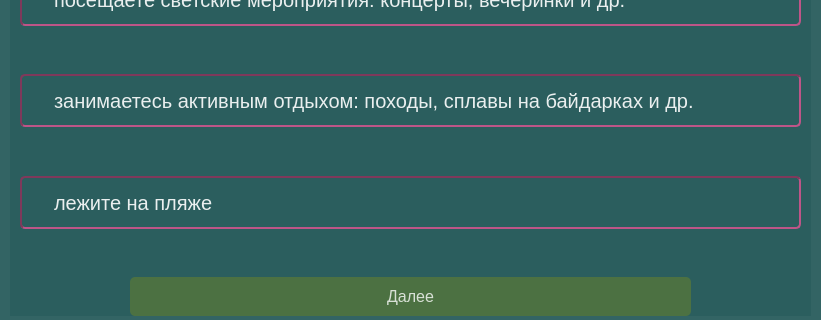
This is forms/test9.ui in PolinaBack/MyMap as Qt 5 draws it before an edit; both pictures show x 0 to 821 and y 225 to 545 of the 821 by 545 pixel window. The edited form follows.
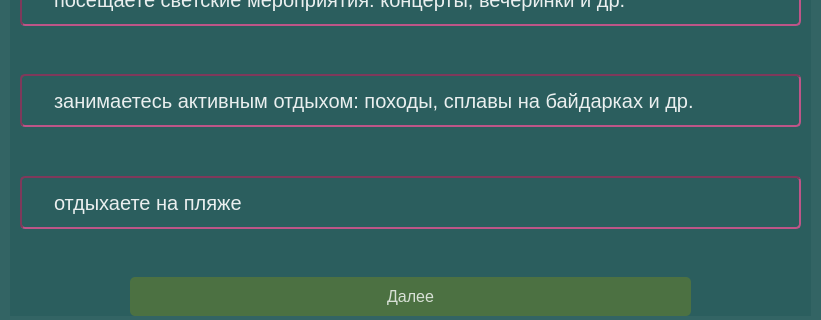
This is the edited form.

```diff
--- a/forms/test9.ui
+++ b/forms/test9.ui
@@ -139,7 +139,7 @@
 }</string>
       </property>
       <property name="text">
-       <string>лежите на пляже</string>
+       <string>отдыхаете на пляже</string>
       </property>
      </widget>
     </item>
```
